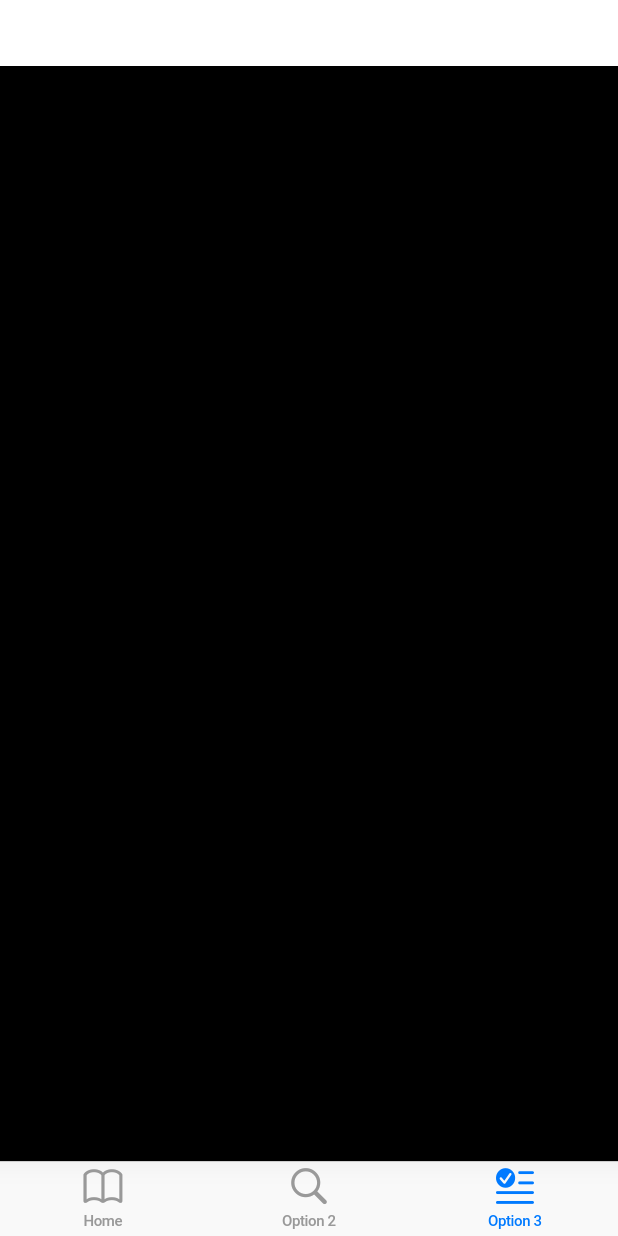
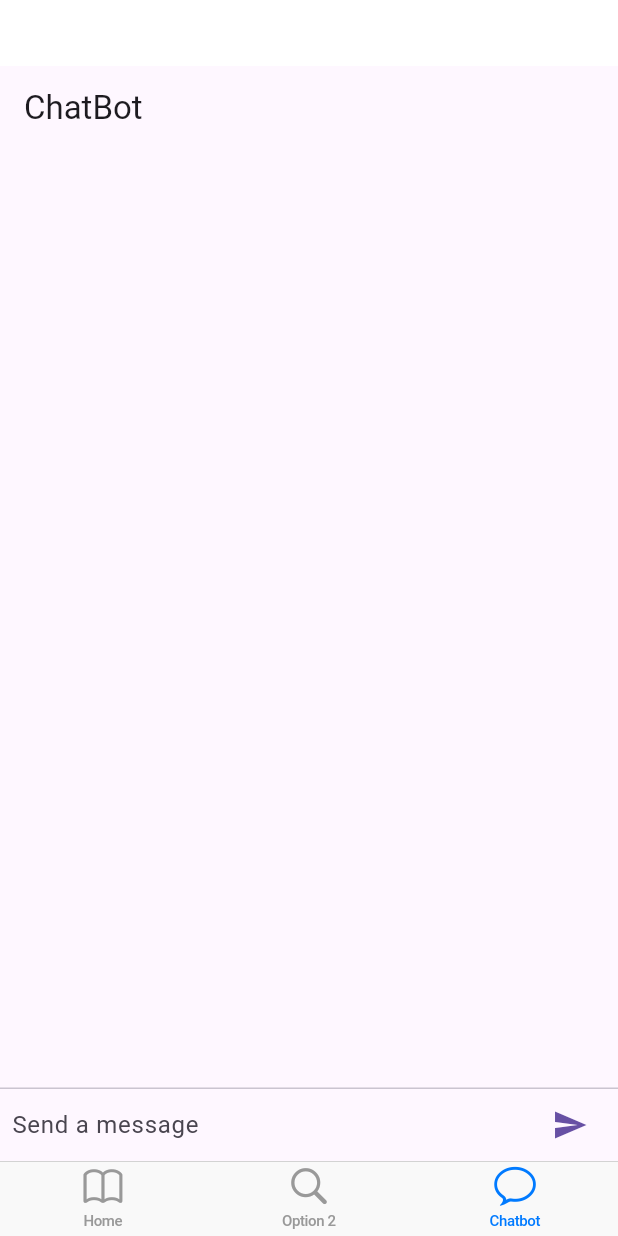
Before and after one commit to NickMC05/CathayHackathon44, a Flutter app: the screen it shows after launch, item 3 of the bottom bar chosen, on a phone screen of 412 x 824 dp. Run offline on Flutter 3.47's test engine with Material 3 defaults, Android fonts, the phone set to English and light mode, and no system bars; our stand-ins replace flutter_dotenv, flutter_riverpod.

Commit message:
Chat UI added

```diff
--- /dev/null
+++ b/lib/pages/chat_ai.dart
@@ -0,0 +1,80 @@
+import 'package:flutter/material.dart';
+
+void main() => runApp(ChatApp());
+
+class ChatApp extends StatelessWidget {
+  @override
+  Widget build(BuildContext context) {
+    return MaterialApp(
+      title: 'Flutter ChatBot',
+      home: ChatScreen(),
+    );
+  }
+}
+
+class ChatScreen extends StatefulWidget {
+  @override
+  _ChatScreenState createState() => _ChatScreenState();
+}
+
+class _ChatScreenState extends State<ChatScreen> {
+  final List<String> _messages = [];
+  final TextEditingController _textController = TextEditingController();
+
+  void _handleSubmitted(String text) {
+    _textController.clear();
+    setState(() {
+      _messages.insert(0, text);
+    });
+    // Send text to the backend AI model
+  }
+
+  @override
+  Widget build(BuildContext context) {
+    return Scaffold(
+      appBar: AppBar(title: Text('ChatBot')),
+      body: Column(
+        children: [
+          Expanded(
+            child: ListView.builder(
+              reverse: true,
+              itemCount: _messages.length,
+              itemBuilder: (context, index) => ListTile(
+                title: Text(_messages[index]),
+              ),
+            ),
+          ),
+          Divider(height: 1.0),
+          Container(
+            child: _buildTextComposer(),
+          ),
+        ],
+      ),
+    );
+  }
+
+  Widget _buildTextComposer() {
+    return IconTheme(
+      data: IconThemeData(color: Theme.of(context).primaryColor),
+      child: Container(
+        margin: const EdgeInsets.symmetric(horizontal: 8.0),
+        child: Row(
+          children: [
+            Flexible(
+              child: TextField(
+                controller: _textController,
+                onSubmitted: _handleSubmitted,
+                decoration:
+                    InputDecoration.collapsed(hintText: 'Send a message'),
+              ),
+            ),
+            IconButton(
+              icon: Icon(Icons.send),
+              onPressed: () => _handleSubmitted(_textController.text),
+            ),
+          ],
+        ),
+      ),
+    );
+  }
+}
--- a/lib/pages/home.dart
+++ b/lib/pages/home.dart
@@ -1,4 +1,5 @@
 import 'package:cathay/backend/openai.dart';
+import 'package:cathay/pages/chat_ai.dart';
 import 'package:flutter/cupertino.dart';
 import 'package:cathay/components/home_components/option1.dart';
 import 'package:cathay/components/home_components/option2.dart';
@@ -14,10 +15,11 @@ class HomePage extends StatefulWidget {
 class HomePageState extends State<HomePage> {
   int _selectedIndex = 0;
 
-  static const List<Widget> _widgetOptions = <Widget>[
+  static List<Widget> _widgetOptions = <Widget>[
     Option1(),
     Option2(),
-    Option3(),
+    // Option3(),
+    ChatApp()
     // GPTChat()
   ];
 
@@ -71,8 +73,8 @@ class HomePageState extends State<HomePage> {
           label: 'Option 2',
         ),
         BottomNavigationBarItem(
-          icon: Icon(CupertinoIcons.text_badge_checkmark),
-          label: 'Option 3',
+          icon: Icon(CupertinoIcons.chat_bubble),
+          label: 'Chatbot',
         ),
       ],
     );
--- a/pubspec.yaml
+++ b/pubspec.yaml
@@ -35,6 +35,7 @@ dependencies:
   # The following adds the Cupertino Icons font to your application.
   # Use with the CupertinoIcons class for iOS style icons.
   cupertino_icons: ^1.0.2
+  flutter_chat_ui: ^1.6.10
   provider: ^6.1.1
   flutter_riverpod: ^2.4.6
   flutter_dotenv: ^5.1.0
@@ -79,7 +80,6 @@ flutter:
   # the material Icons class.
   uses-material-design: true
 
-  assets:
   # where are the below assets located?
 
   # To add assets to your application, add an assets section, like this:
```
Also changed, not shown: pubspec.lock.
